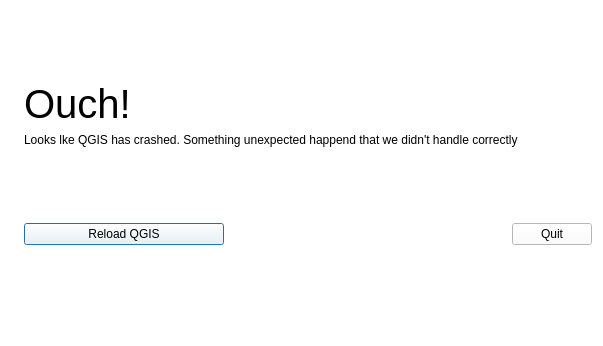
Above: src/ui/qgscrashdialog.ui from qgis/QGIS before the change. Below: the same form after it.
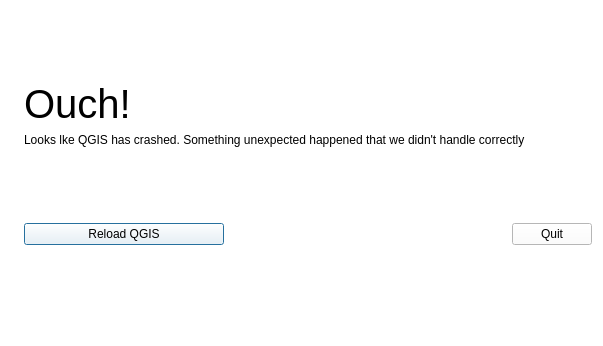
That is the form after the change. Icons and pictures are not drawn.

Commit message: Spelling for the spelling god

```diff
--- a/src/ui/qgscrashdialog.ui
+++ b/src/ui/qgscrashdialog.ui
@@ -489,7 +489,7 @@
      <item>
       <widget class="QLabel" name="label_3">
        <property name="text">
-        <string>Looks lke QGIS has crashed. Something unexpected happend that we didn't handle correctly</string>
+        <string>Looks lke QGIS has crashed. Something unexpected happened that we didn't handle correctly</string>
        </property>
        <property name="wordWrap">
         <bool>true</bool>
```
